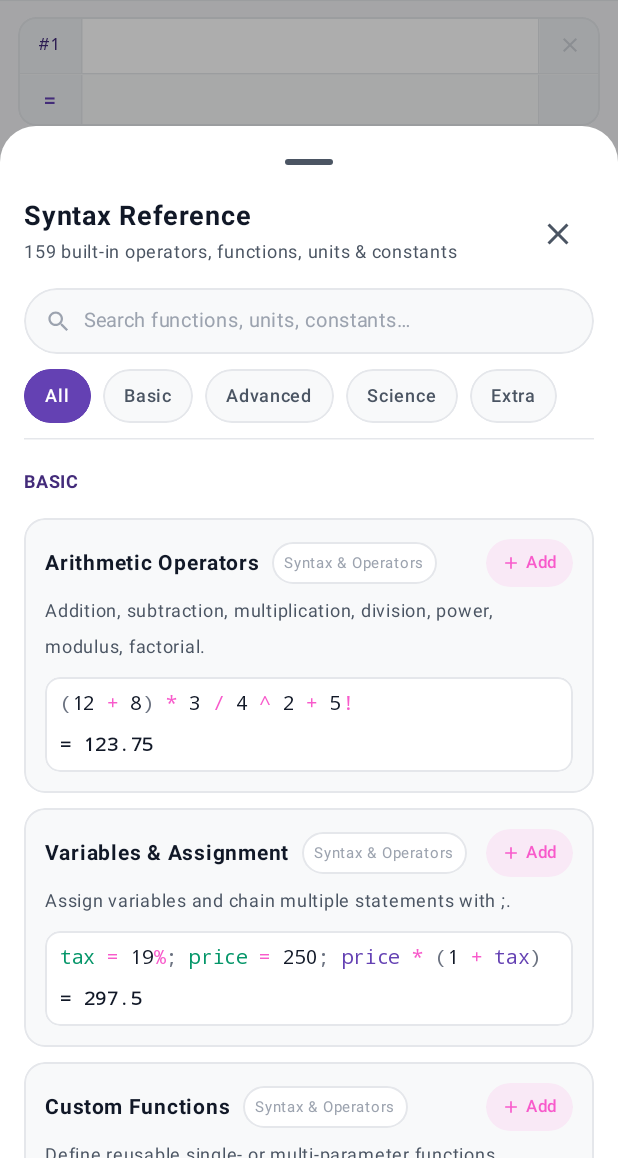
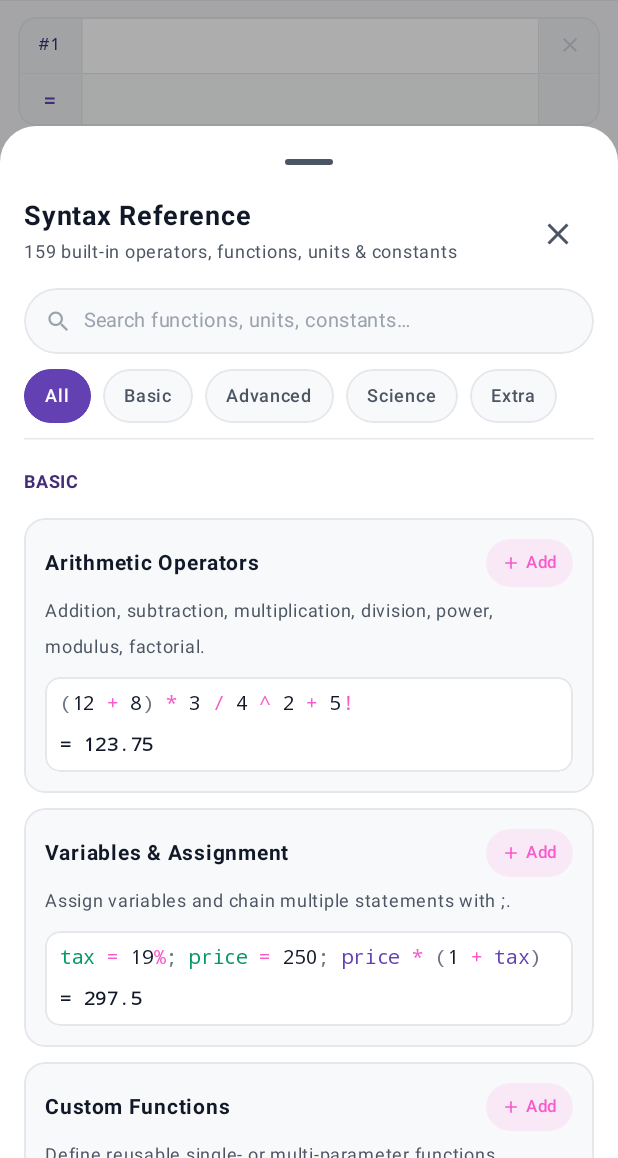
Before and after one commit to lucianmarin/numdroid, an Android app built with Jetpack Compose: the screen it shows after launch (MainActivity), after a tap on "Syntax", on a phone screen of 412 x 824 dp, the part 78-1236 px from its top. Run offline under Robolectric (Android 15) with nearby library versions, the phone set to English and light mode, and no system bars; 2 other taps on this screen came first.

Commit message:
fix syntax ref

```diff
--- a/app/src/main/java/com/lucianmarin/num/ui/CalculatorScreen.kt
+++ b/app/src/main/java/com/lucianmarin/num/ui/CalculatorScreen.kt
@@ -1140,27 +1140,12 @@ private fun SyntaxCatalogItemCard(
                 horizontalArrangement = Arrangement.SpaceBetween,
                 verticalAlignment = Alignment.CenterVertically
             ) {
-                Row(verticalAlignment = Alignment.CenterVertically) {
                 Text(
                     text = item.name,
                     color = colors.textPrimary,
                     fontSize = 14.sp,
                     fontWeight = FontWeight.Bold
                 )
-                    Spacer(modifier = Modifier.width(8.dp))
-                    Surface(
-                        color = colors.bgSurface,
-                        shape = CircleShape,
-                        modifier = Modifier.border(1.dp, colors.borderLight, CircleShape)
-                    ) {
-                        Text(
-                            text = item.subcategory,
-                            color = colors.textMuted,
-                            fontSize = 10.sp,
-                            modifier = Modifier.padding(horizontal = 8.dp, vertical = 2.dp)
-                        )
-                    }
-                }
 
                 Surface(
                     color = colors.accentPinkSoft,
```
Lines whose indentation alone changed are shown as unchanged.
